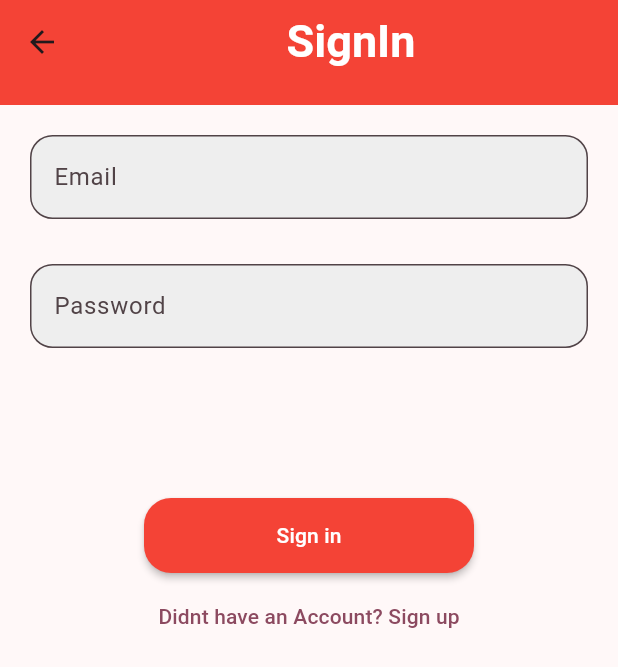
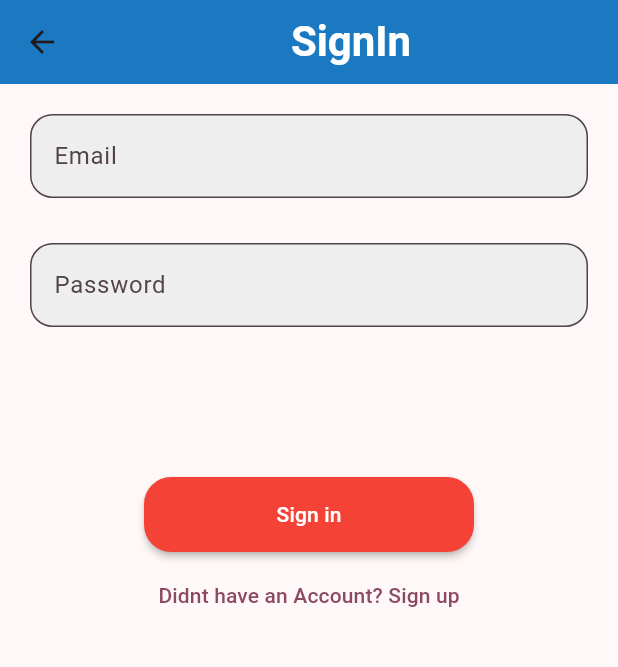
Before and after one commit to saninthottungal/workFinder, a Flutter app: the screen it shows after launch, after a tap on "Get Started", after a tap on "Login as Worker", on a phone screen of 412 x 824 dp. Shown: the top 667 px of the screen. Run offline on Flutter 3.47's test engine with Material 3 defaults, Android fonts, the phone set to English and light mode, and no system bars; our stand-ins replace firebase_core; accounts and stored records are empty.

Commit message:
Color changes

```diff
--- a/lib/Screens/Home.dart
+++ b/lib/Screens/Home.dart
@@ -6,19 +6,15 @@ class ScreenHome extends StatelessWidget {
   @override
   Widget build(BuildContext context) {
     return Scaffold(
-      backgroundColor: Colors.white,
-      appBar: PreferredSize(
-        preferredSize: const Size.fromHeight(80),
-        child: AppBar(
-          title: const Text(
-            'WorkerFinder',
-            style: TextStyle(
-              fontSize: 30,
-              fontWeight: FontWeight.bold,
-              color: Colors.white,
-            ),
+      appBar: AppBar(
+        centerTitle: true,
+        title: const Text(
+          'Koolie',
+          style: TextStyle(
+            fontSize: 28,
+            fontWeight: FontWeight.bold,
+            color: Colors.white,
           ),
-          backgroundColor: Colors.red,
         ),
       ),
       body: Padding(
@@ -30,16 +26,16 @@ class ScreenHome extends StatelessWidget {
               const SizedBox(height: 400),
               SizedBox(
                 height: 50,
-                width: 330,
+                width: 320,
                 child: MaterialButton(
                   onPressed: () {
                     Navigator.pushNamed(context, '/workcategory');
                   },
-                  color: Colors.red,
+                  color: Color.fromARGB(233, 4, 109, 188),
                   child: const Text(
                     'Find a Worker',
                     style: TextStyle(
-                      fontSize: 30,
+                      fontSize: 24,
                       fontWeight: FontWeight.bold,
                       color: Colors.white,
                     ),
@@ -49,16 +45,16 @@ class ScreenHome extends StatelessWidget {
               const SizedBox(height: 20),
               SizedBox(
                 height: 50,
-                width: 330,
+                width: 320,
                 child: MaterialButton(
                   onPressed: () {
                     Navigator.pushNamed(context, '/signin');
                   },
-                  color: Colors.red,
+                  color: Color.fromARGB(233, 4, 109, 188),
                   child: const Text(
                     'Login as Worker',
                     style: TextStyle(
-                      fontSize: 30,
+                      fontSize: 24,
                       fontWeight: FontWeight.bold,
                       color: Colors.white,
                     ),
--- a/lib/Screens/SignIn.dart
+++ b/lib/Screens/SignIn.dart
@@ -7,19 +7,19 @@ class ScreenSignIn extends StatelessWidget {
   Widget build(BuildContext context) {
     return Scaffold(
       appBar: PreferredSize(
-        preferredSize: const Size.fromHeight(70),
+        preferredSize: const Size.fromHeight(56),
         child: AppBar(
           title: const Center(
             child: Text(
               'SignIn',
               style: TextStyle(
-                fontSize: 30,
+                fontSize: 28,
                 fontWeight: FontWeight.bold,
                 color: Colors.white,
               ),
             ),
           ),
-          backgroundColor: Colors.red,
+          backgroundColor: Color.fromARGB(233, 4, 109, 188),
         ),
       ),
       body: Padding(
--- a/lib/Screens/Splash.dart
+++ b/lib/Screens/Splash.dart
@@ -9,9 +9,9 @@ class ScreenSplash extends StatelessWidget {
       appBar: AppBar(
         centerTitle: true,
         title: const Text(
-          'Work Finder',
+          'Koolie',
           style: TextStyle(
-            fontSize: 30,
+            fontSize: 28,
             fontWeight: FontWeight.bold,
             color: Colors.white,
           ),
@@ -37,9 +37,9 @@ class ScreenSplash extends StatelessWidget {
                 child: const Text(
                   'Get Started',
                   style: TextStyle(
-                    fontSize: 20,
-                    fontWeight: FontWeight.w900,
-                    color: Colors.red,
+                    fontSize: 24,
+                    fontWeight: FontWeight.bold,
+                    color: Color.fromARGB(233, 4, 109, 188),
                   ),
                 ),
               ),
--- a/lib/Screens/WorkCategory.dart
+++ b/lib/Screens/WorkCategory.dart
@@ -35,19 +35,19 @@ class _ScreenWorkCategoryState extends State<ScreenWorkCategory> {
   Widget build(BuildContext context) {
     return Scaffold(
       appBar: PreferredSize(
-        preferredSize: const Size.fromHeight(60),
+        preferredSize: const Size.fromHeight(56),
         child: AppBar(
           title: const Center(
             child: Text(
               'WorkFinder',
               style: TextStyle(
-                fontSize: 30,
+                fontSize: 28,
                 fontWeight: FontWeight.bold,
                 color: Colors.white,
               ),
             ),
           ),
-          backgroundColor: const Color.fromARGB(255, 209, 27, 14),
+          backgroundColor: const Color.fromARGB(233, 4, 109, 188),
           actions: [
             PopupMenuButton<String>(
               onSelected: (value) {
@@ -77,7 +77,7 @@ class _ScreenWorkCategoryState extends State<ScreenWorkCategory> {
                   final WorkCategory = workCategories[index];
 
                   return Padding(
-                    padding: const EdgeInsets.symmetric(horizontal: 15),
+                    padding: const EdgeInsets.symmetric(horizontal: 10),
                     child: Card(
                       color: Colors.white70,
                       child: ListTile(
--- a/lib/main.dart
+++ b/lib/main.dart
@@ -19,9 +19,10 @@ class MyApp extends StatelessWidget {
   Widget build(BuildContext context) {
     return MaterialApp(
       theme: ThemeData(
-          appBarTheme: const AppBarTheme(color: Color.fromARGB(233, 4, 109, 188)),
-          // primaryColor: Colors.blue,
-          colorScheme: ColorScheme.fromSeed(seedColor: Colors.black)),
+          appBarTheme: const AppBarTheme(color: Color.fromARGB(233, 4, 109, 188)
+          ),
+          colorScheme: ColorScheme.fromSeed(seedColor: Colors.black)
+          ),
       home: const ScreenSplash(),
       routes: {
         '/home': (context) => const ScreenHome(),
```
